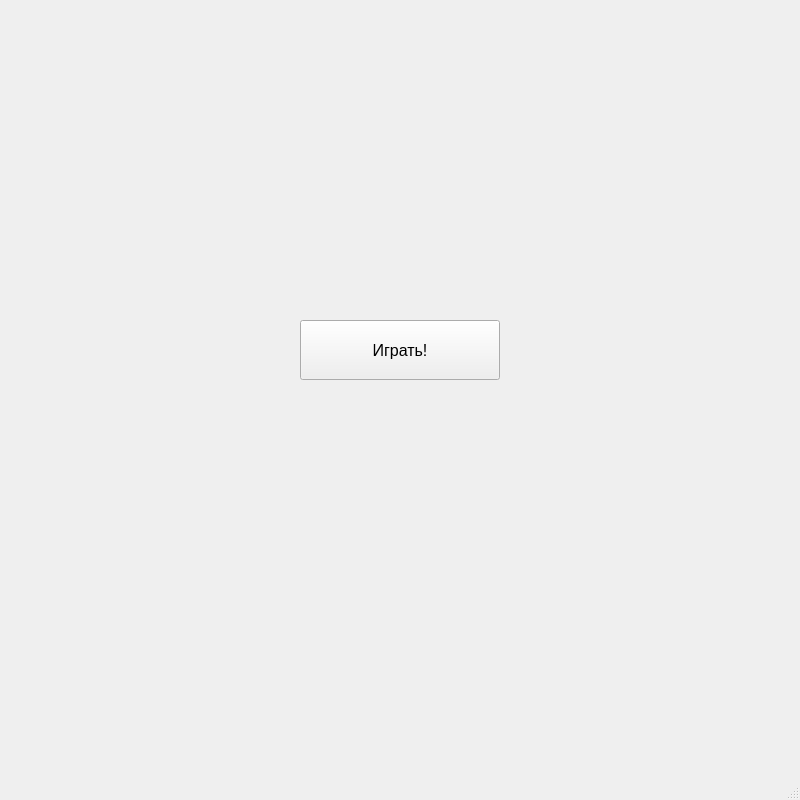
Above: file_2.ui from NaFo61/Saper_PyQt5 before the change. Below: the same form after it.
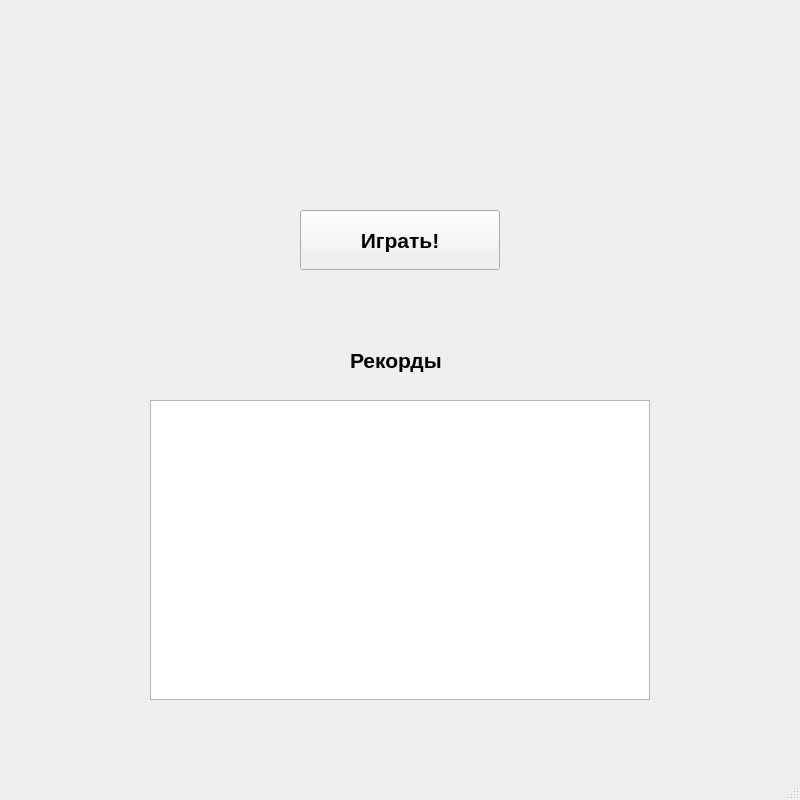
That is the form after the change. The open tabs and pages were chosen to show the change.

```diff
--- a/file_2.ui
+++ b/file_2.ui
@@ -26,6 +26,8 @@
     <property name="font">
      <font>
       <pointsize>12</pointsize>
+      <weight>50</weight>
+      <bold>false</bold>
      </font>
     </property>
     <property name="currentIndex">
@@ -36,15 +38,59 @@
       <property name="geometry">
        <rect>
         <x>300</x>
-        <y>320</y>
+        <y>210</y>
         <width>200</width>
         <height>60</height>
        </rect>
       </property>
+      <property name="font">
+       <font>
+        <pointsize>16</pointsize>
+        <weight>75</weight>
+        <bold>true</bold>
+       </font>
+      </property>
       <property name="text">
        <string>Играть!</string>
       </property>
      </widget>
+     <widget class="QTableWidget" name="TW">
+      <property name="geometry">
+       <rect>
+        <x>150</x>
+        <y>400</y>
+        <width>500</width>
+        <height>300</height>
+       </rect>
+      </property>
+      <property name="font">
+       <font>
+        <pointsize>16</pointsize>
+        <weight>75</weight>
+        <bold>true</bold>
+       </font>
+      </property>
+     </widget>
+     <widget class="QLabel" name="label">
+      <property name="geometry">
+       <rect>
+        <x>350</x>
+        <y>340</y>
+        <width>121</width>
+        <height>41</height>
+       </rect>
+      </property>
+      <property name="font">
+       <font>
+        <pointsize>16</pointsize>
+        <weight>75</weight>
+        <bold>true</bold>
+       </font>
+      </property>
+      <property name="text">
+       <string>Рекорды</string>
+      </property>
+     </widget>
     </widget>
     <widget class="QWidget" name="P_setting">
      <widget class="QPushButton" name="B_setting_play">
```
Left out of the diff: 22 changed lines with no effect on the pictures.
